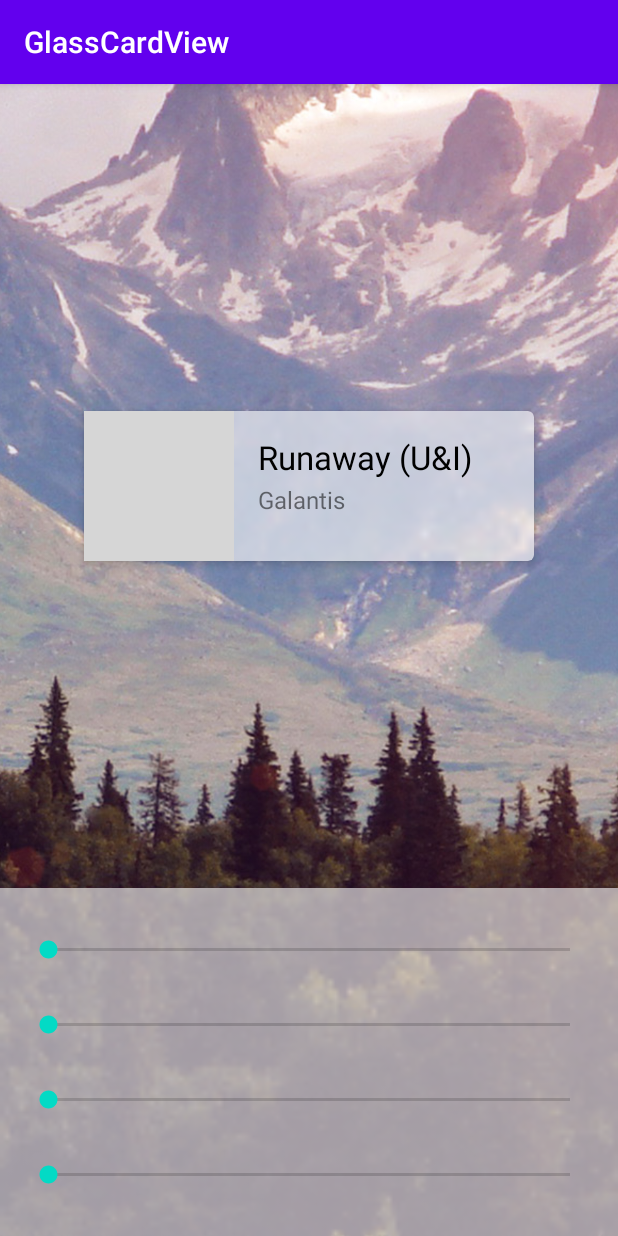
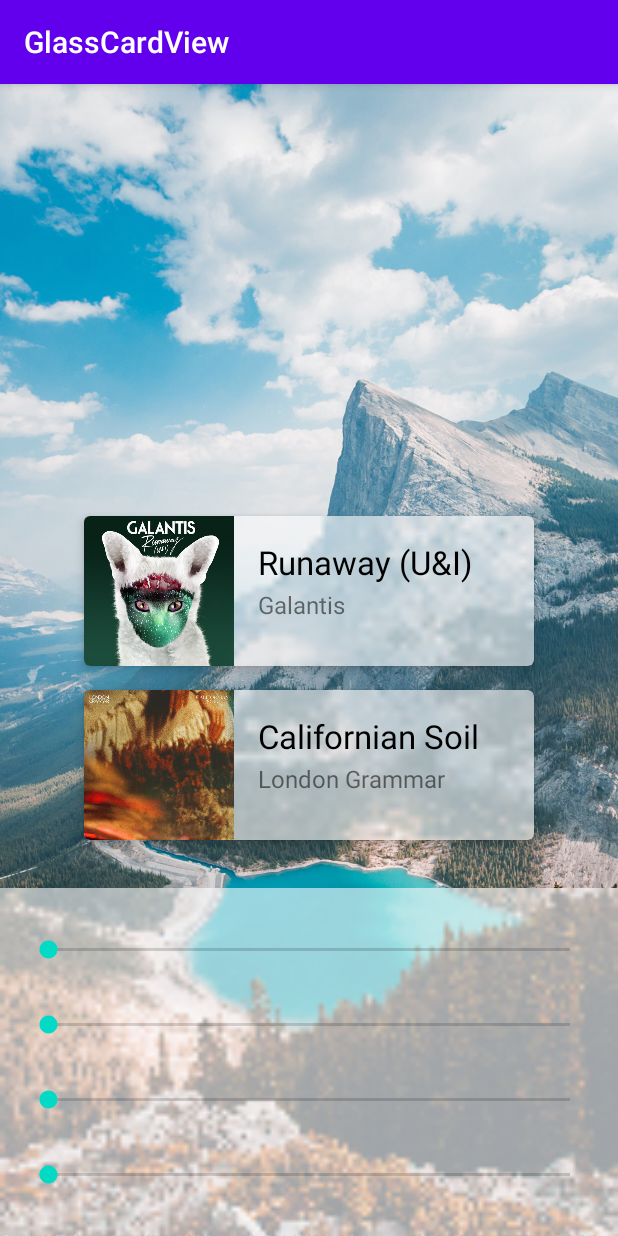
Before and after one commit to tonykolomeytsev/GlassCardView, an Android app: the screen it shows after launch (MainActivity), on a phone screen of 412 x 824 dp. Run offline under Robolectric (Android 15) with nearby library versions, the phone set to English and light mode, and no system bars; 9 statements that could not run were skipped; grey boxes are pictures that could not be loaded.

Commit message:
fix demo

```diff
--- a/app/src/main/res/layout/activity_main.xml
+++ b/app/src/main/res/layout/activity_main.xml
@@ -19,15 +19,16 @@
             android:layout_gravity="center"
             app:glassCornerRadius="4dp"
             android:elevation="4dp"
-            app:layout_constraintTop_toTopOf="parent"
-            app:layout_constraintBottom_toTopOf="@id/menu"
+            android:layout_marginBottom="16dp"
             app:layout_constraintStart_toStartOf="parent"
             app:layout_constraintEnd_toEndOf="parent"
+            app:layout_constraintBottom_toTopOf="@id/glass2"
             app:glassBlurRadius="8dp"
             android:foreground="?selectableItemBackground"
             android:clickable="true"
             android:focusable="true"
-            android:alpha="1">
+            android:alpha="1"
+            android:layout_marginTop="32dp">
 
         <ImageView
                 android:layout_width="100dp"
@@ -54,6 +55,47 @@
 
     </kekmech.glasscardview.GlassCardView>
 
+    <kekmech.glasscardview.GlassCardView
+            android:id="@+id/glass2"
+            android:layout_width="300dp"
+            android:layout_height="100dp"
+            android:layout_gravity="center"
+            app:glassCornerRadius="4dp"
+            android:elevation="4dp"
+            app:layout_constraintBottom_toTopOf="@id/menu"
+            app:layout_constraintStart_toStartOf="parent"
+            app:layout_constraintEnd_toEndOf="parent"
+            android:layout_marginBottom="32dp"
+            app:glassBlurRadius="8dp"
+            android:foreground="?selectableItemBackground"
+            android:clickable="true"
+            android:focusable="true"
+            android:alpha="1">
+
+        <ImageView
+                android:layout_width="100dp"
+                android:layout_height="100dp"
+                android:src="@drawable/demo_icon2"/>
+
+        <TextView
+                android:layout_width="wrap_content"
+                android:layout_height="wrap_content"
+                android:text="Californian Soil"
+                android:layout_marginStart="116dp"
+                android:layout_marginTop="16dp"
+                android:textColor="#000"
+                android:textSize="22sp"/>
+
+        <TextView
+                android:layout_width="wrap_content"
+                android:layout_height="wrap_content"
+                android:text="London Grammar"
+                android:layout_marginStart="116dp"
+                android:layout_marginTop="48dp"
+                android:textColor="#88000000"
+                android:textSize="16sp"/>
+
+    </kekmech.glasscardview.GlassCardView>
 
     <kekmech.glasscardview.GlassCardView
             android:id="@+id/menu"
```
Also changed, not shown: app/src/main/res/drawable/demo_icon.jpg (added), app/src/main/res/drawable/demo_icon2.jpg (added), app/src/main/res/drawable/wallpaper.jpg.
